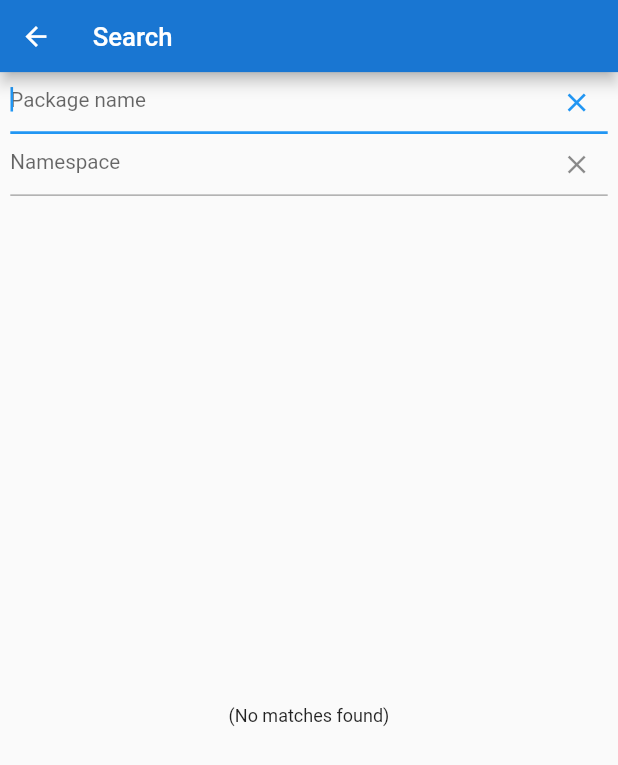
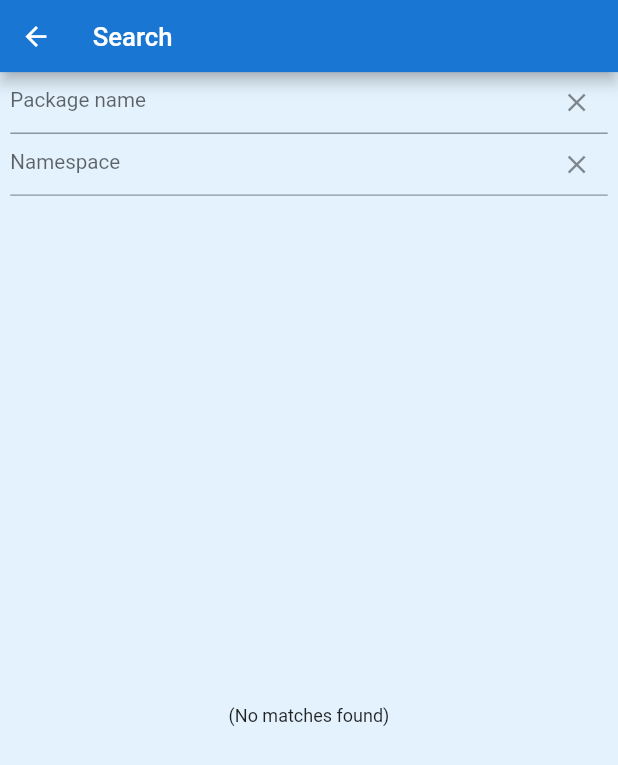
Before and after one commit to philips-software/license-scanner-ui, a Flutter app: the screen it shows after launch, after a tap on the "search" icon, on a phone screen of 412 x 824 dp. Shown: the top 765 px of the screen. Run offline on Flutter 3.47's test engine with Material 2 defaults, Android fonts, the phone set to English and light mode, and no system bars; drawn by our look-alikes of flutter_platform_widgets; our stand-ins replace responsive_framework, smooth_page_indicator, toast; network calls fail.

Commit message:
Migrate to using Platform Widgets

```diff
--- a/lib/main.dart
+++ b/lib/main.dart
@@ -8,12 +8,16 @@
  * All Rights Reserved
  */
 
+import 'package:flutter/cupertino.dart';
 import 'package:flutter/material.dart';
+import 'package:license_scanner_ui/screens/app_theme.dart';
 import 'package:provider/provider.dart';
-import 'package:responsive_framework/responsive_framework.dart';
 
 import 'routes.dart';
 import 'services/scan_service.dart';
+
+// const platform = TargetPlatform.fuchsia;
+const platform = TargetPlatform.macOS;
 
 void main() {
   runApp(LicenseScannerApp());
@@ -24,29 +28,7 @@
   Widget build(BuildContext context) {
     return Provider<ScanService>(
       create: (_) => ScanService(),
-      child: MaterialApp(
-        builder: (context, widget) => ResponsiveWrapper.builder(
-          widget,
-          maxWidth: 1200,
-          minWidth: 480,
-          defaultScale: true,
-          breakpoints: [
-            ResponsiveBreakpoint.resize(480, name: MOBILE),
-            ResponsiveBreakpoint.autoScale(800, name: TABLET),
-            ResponsiveBreakpoint.resize(1000, name: DESKTOP),
-          ],
-          background: Container(color: Colors.blue[50]),
-        ),
-        title: 'License Scanner',
-        theme: ThemeData(
-            primarySwatch: Colors.blue,
-            primaryColor: Colors.blue[700],
-            accentColor: Colors.deepOrange,
-            // scaffoldBackgroundColor: Colors.blue[50],
-            buttonColor: Colors.blue[900]),
-        routes: routes,
-        initialRoute: '/',
-      ),
+      child: AppTheme(platform: platform, routes: routes),
     );
   }
 }
--- /dev/null
+++ b/lib/screens/app_theme.dart
@@ -0,0 +1,63 @@
+/*
+ * This software and associated documentation files are
+ *
+ * Copyright © 2020-2020 Koninklijke Philips N.V.
+ *
+ * and is made available for use within Philips and/or within Philips products.
+ *
+ * All Rights Reserved
+ */
+
+import 'package:flutter/cupertino.dart';
+import 'package:flutter/material.dart';
+import 'package:flutter/widgets.dart';
+import 'package:flutter_platform_widgets/flutter_platform_widgets.dart';
+import 'package:responsive_framework/responsive_wrapper.dart';
+
+class AppTheme extends StatelessWidget {
+  AppTheme({this.platform, this.routes});
+
+  final TargetPlatform platform;
+  final Map<String, Widget Function(BuildContext)> routes;
+
+  @override
+  Widget build(BuildContext context) => PlatformProvider(
+        initialPlatform: platform,
+        builder: (_) => PlatformApp(
+          title: 'License Scanner',
+          builder: (context, widget) => ResponsiveWrapper.builder(
+            widget,
+            maxWidth: 1200,
+            minWidth: 480,
+            defaultScale: true,
+            breakpoints: [
+              ResponsiveBreakpoint.resize(480, name: MOBILE),
+              ResponsiveBreakpoint.autoScale(800, name: TABLET),
+              ResponsiveBreakpoint.resize(1000, name: DESKTOP),
+            ],
+            background: Container(color: Colors.blue[50]),
+          ),
+          material: (_, __) => MaterialAppData(
+            themeMode: ThemeMode.light,
+            theme: ThemeData(
+              primarySwatch: Colors.blue,
+              primaryColor: Colors.blue[700],
+              accentColor: Colors.deepOrange,
+              scaffoldBackgroundColor: Colors.blue[50],
+              // buttonColor: Colors.blue[900],
+            ),
+          ),
+          cupertino: (_, __) => CupertinoAppData(
+            localizationsDelegates: [DefaultMaterialLocalizations.delegate],
+            theme: CupertinoThemeData(
+              scaffoldBackgroundColor: Colors.blue[50],
+              primaryColor: Colors.blue[700],
+              primaryContrastingColor: Colors.deepOrange,
+              brightness: Brightness.light,
+            ),
+          ),
+          routes: routes,
+          initialRoute: '/',
+        ),
+      );
+}
--- a/lib/screens/latest/latest_screen.dart
+++ b/lib/screens/latest/latest_screen.dart
@@ -9,6 +9,7 @@
  */
 
 import 'package:flutter/material.dart';
+import 'package:flutter_platform_widgets/flutter_platform_widgets.dart';
 import 'package:provider/provider.dart';
 
 import '../../services/scan_result.dart';
@@ -22,16 +23,23 @@
   Widget build(BuildContext context) {
     final service = Provider.of<ScanService>(context, listen: false);
 
-    return Scaffold(
-      appBar: AppBar(title: Text('Latest scans'), actions: [
-        IconButton(
-          icon: Icon(Icons.info_outline),
+    return PlatformScaffold(
+      appBar: PlatformAppBar(
+        title: Text('Latest scans'),
+        leading: PlatformIconButton(
+          icon: Icon(PlatformIcons(context).info),
           onPressed: () => showAboutDialog(
               context: context,
               applicationName: 'License Scanner',
               applicationLegalese: 'Licensed under MIT'),
         ),
-      ]),
+        cupertino: (context, __) => CupertinoNavigationBarData(
+          trailing: PlatformIconButton(
+            icon: Icon(PlatformIcons(context).search),
+            onPressed: () => _search(context),
+          ),
+        ),
+      ),
       body: StreamBuilder(
         stream: service.lastScanned,
         builder: (context, snapshot) {
@@ -44,13 +52,17 @@
           return _scans(snapshot.data, service);
         },
       ),
-      floatingActionButton: FloatingActionButton(
-        child: Icon(Icons.search),
-        tooltip: 'Search package',
-        onPressed: () => Navigator.pushNamed(context, 'search'),
+      material: (_, __) => MaterialScaffoldData(
+        floatingActionButton: FloatingActionButton(
+          child: Icon(Icons.search),
+          tooltip: 'Search package',
+          onPressed: () => _search(context),
+        ),
       ),
     );
   }
+
+  void _search(BuildContext context) => Navigator.pushNamed(context, 'search');
 
   RefreshIndicator _scans(List<ScanResult> data, ScanService service) {
     return RefreshIndicator(
--- a/lib/screens/scan/detections_card.dart
+++ b/lib/screens/scan/detections_card.dart
@@ -20,7 +20,9 @@
 
   @override
   Widget build(BuildContext context) {
-    return Card(
+    return Material(
+      type: MaterialType.transparency,
+      child: Card(
         child: Column(
           children: [
             ListTile(
@@ -33,6 +35,7 @@
             ),
           ],
         ),
+      ),
     );
   }
 }
--- a/lib/screens/scan/detections_carousel.dart
+++ b/lib/screens/scan/detections_carousel.dart
@@ -19,6 +19,7 @@
   final List<Detection> detections;
   final StreamController _controller = StreamController<String>();
 
+  // TODO This cannot be the right way...
   Stream<String> get stream => _controller.stream;
 
   DetectionsCarousel(this.detections);
@@ -63,7 +64,8 @@
   }
 
   Widget _detectionCard(Detection detection) {
-    return Card(
+    return Material(
+      child: Card(
         child: Column(
           children: [
             Text(
@@ -102,6 +104,7 @@
         ),
         elevation: 10,
         color: Colors.grey[50],
+      ),
     );
   }
 }
--- a/lib/screens/scan/error_card.dart
+++ b/lib/screens/scan/error_card.dart
@@ -19,7 +19,9 @@
 
   @override
   Widget build(BuildContext context) {
-    return Card(
+    return Material(
+      type: MaterialType.transparency,
+      child: Card(
         color: Theme.of(context).errorColor,
         child: Column(children: [
           ListTile(
@@ -33,6 +35,7 @@
             ),
           ),
         ]),
+      ),
     );
   }
 }
--- a/lib/screens/search/search_screen.dart
+++ b/lib/screens/search/search_screen.dart
@@ -9,6 +9,7 @@
  */
 
 import 'package:flutter/material.dart';
+import 'package:flutter_platform_widgets/flutter_platform_widgets.dart';
 import 'package:provider/provider.dart';
 
 import '../../services/scan_result.dart';
@@ -16,7 +17,7 @@
 import '../scan/scan_screen.dart';
 import '../widgets/debounce.dart';
 import '../widgets/exception_widget.dart';
-import '../widgets/package_widget.dart';
+import 'package_widget.dart';
 
 class SearchScreen extends StatefulWidget {
   @override
@@ -37,8 +38,9 @@
 
   @override
   Widget build(BuildContext context) {
-    return Scaffold(
-        appBar: AppBar(
+    return PlatformScaffold(
+        iosContentPadding: true,
+        appBar: PlatformAppBar(
           title: Text('Search'),
         ),
         body: Column(
@@ -61,7 +63,7 @@
                     return ExceptionWidget(snapshot.error);
                   }
                   if (!snapshot.hasData) {
-                    return Center(child: CircularProgressIndicator());
+                    return Center(child: PlatformCircularProgressIndicator());
                   }
                   return _packageList(snapshot.data, _service);
                 },
@@ -71,22 +73,31 @@
         ));
   }
 
-  Widget _textField(
-      {TextEditingController controller,
-      String hint,
-      bool ignoreEmpty = false}) {
+  Widget _textField({
+    TextEditingController controller,
+    String hint,
+    bool ignoreEmpty = false,
+  }) {
     return Padding(
       padding: const EdgeInsets.symmetric(horizontal: 8.0),
-      child: TextField(
+      child: PlatformTextField(
         controller: controller,
         autofocus: true,
-        decoration: InputDecoration(
-          hintText: hint,
-          suffixIcon: IconButton(
-            onPressed: () => controller.clear(),
-            icon: Icon(Icons.clear),
+        material: (_, __) => MaterialTextFieldData(
+          decoration: InputDecoration(
+            hintText: hint,
+            suffixIcon: IconButton(
+              onPressed: () => controller.clear(),
+              icon: Icon(PlatformIcons(context).clear),
+            ),
           ),
         ),
+        cupertino: (_, __) => CupertinoTextFieldData(
+            placeholder: hint,
+            suffix: PlatformIconButton(
+              onPressed: () => controller.clear(),
+              icon: Icon(PlatformIcons(context).clear),
+            )),
         onChanged: (text) {
           if (!ignoreEmpty || text.isNotEmpty) _onTextChange(_service);
         },
--- a/lib/screens/widgets/scan_widget.dart
+++ b/lib/screens/widgets/scan_widget.dart
@@ -20,7 +20,8 @@
 
   @override
   Widget build(BuildContext context) {
-    return ListTile(
+    return Material(
+      child: ListTile(
         leading: _iconFor(scan),
         title: Text(title(scan)),
         subtitle: (scan.error == null)
@@ -33,6 +34,7 @@
                 ),
               ),
         onTap: onTap,
+      ),
     );
   }
 
```
Also changed, not shown: lib/screens/scan/license_card.dart (+8 -5 lines), lib/screens/scan/location_card.dart (+16 -7 lines), lib/screens/scan/scan_screen.dart (+6 -3 lines), lib/screens/search/package_widget.dart (renamed from lib/screens/widgets/package_widget.dart, +7 -5 lines), pubspec.yaml (+2 -31 lines), pubspec.lock, 1 other file. Lines whose indentation alone changed are shown as unchanged.
